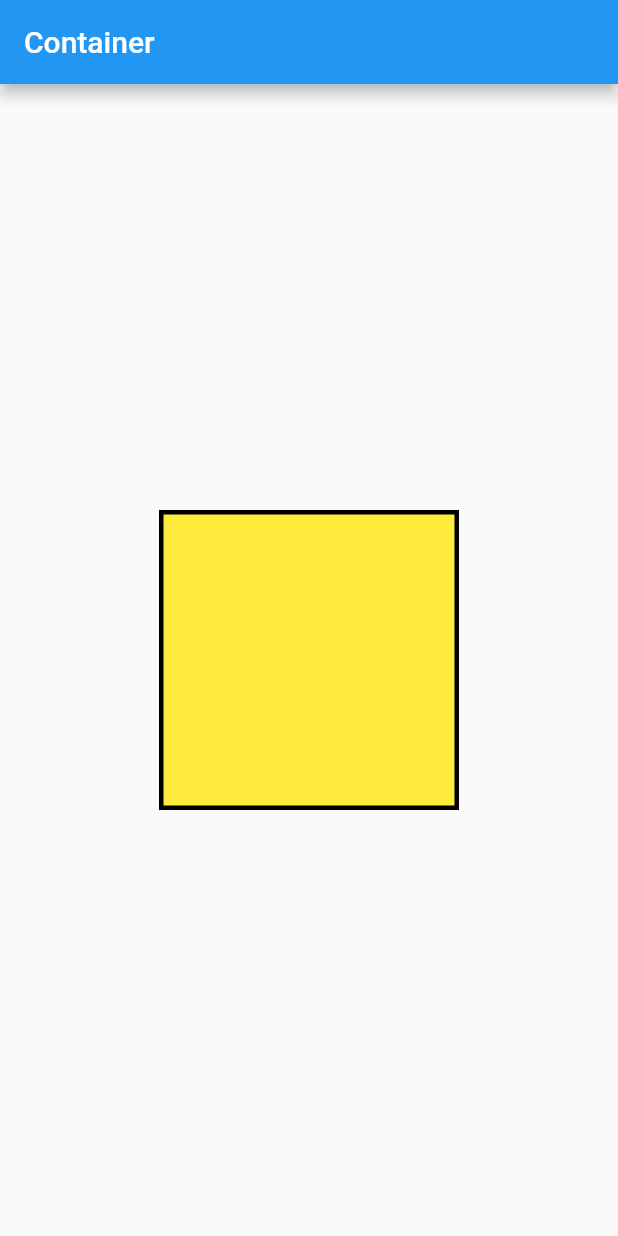
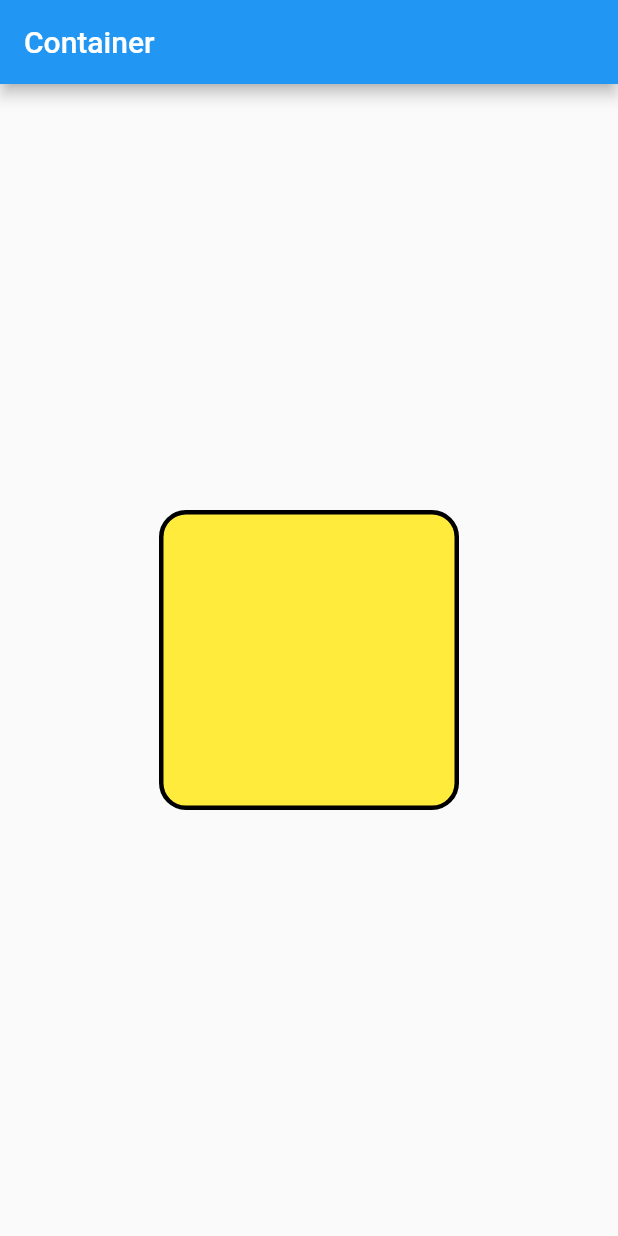
Before and after one commit to after-six/flutter-layout-wonwoo, a Flutter app: the screen it shows after launch, on a phone screen of 412 x 824 dp. Run offline on Flutter 3.47's test engine with Material 2 defaults, Android fonts, the phone set to English and light mode, and no system bars.

Commit message:
Container BoxDecoration BorderRadius

```diff
--- a/lib/main.dart
+++ b/lib/main.dart
@@ -20,6 +20,7 @@ class MyApp extends StatelessWidget {
             decoration: BoxDecoration(
               color: Colors.yellow,
               border: Border.all(color: Colors.black, width: 3),
+              borderRadius: BorderRadius.all(Radius.circular(18)),
             ),
           ),
         ),
```
